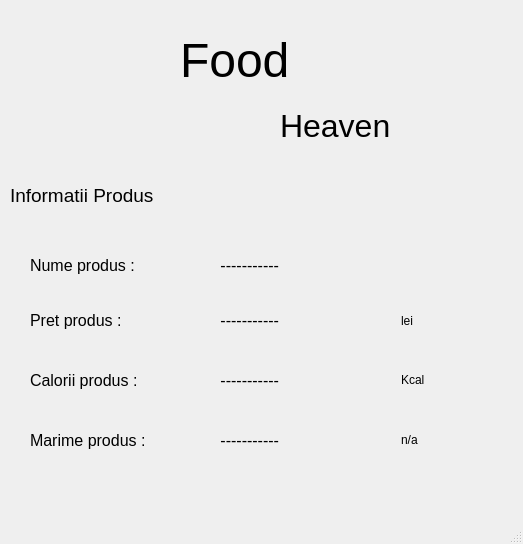
The window that ui/productdetails.ui (decemyn/food-management) describes before a commit, drawn with Qt 5.
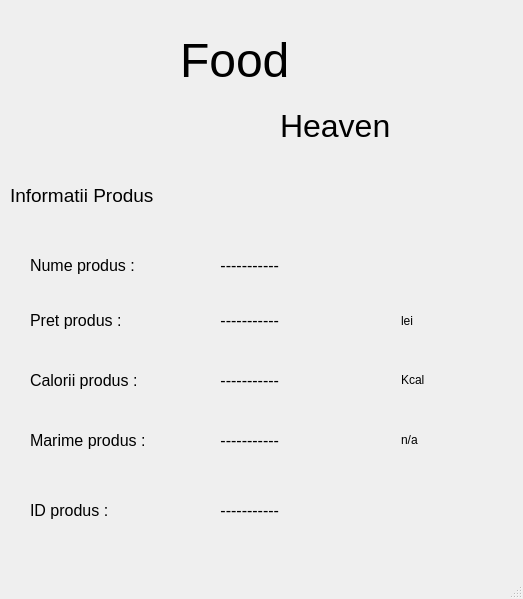
The same window after the commit. Icons and pictures are not drawn.

```diff
--- a/ui/productdetails.ui
+++ b/ui/productdetails.ui
@@ -7,7 +7,7 @@
     <x>0</x>
     <y>0</y>
     <width>523</width>
-    <height>544</height>
+    <height>599</height>
    </rect>
   </property>
   <property name="windowTitle">
@@ -88,7 +88,7 @@
      <string>Informatii Produs</string>
     </property>
    </widget>
-   <widget class="QWidget" name="">
+   <widget class="QWidget" name="layoutWidget">
     <property name="geometry">
      <rect>
       <x>30</x>
@@ -137,7 +137,7 @@
      </item>
     </layout>
    </widget>
-   <widget class="QWidget" name="">
+   <widget class="QWidget" name="layoutWidget">
     <property name="geometry">
      <rect>
       <x>30</x>
@@ -186,7 +186,7 @@
      </item>
     </layout>
    </widget>
-   <widget class="QWidget" name="">
+   <widget class="QWidget" name="layoutWidget">
     <property name="geometry">
      <rect>
       <x>30</x>
@@ -197,7 +197,7 @@
     </property>
     <layout class="QHBoxLayout" name="horizontalLayout_3">
      <item>
-      <widget class="QLabel" name="label_calorii">
+      <widget class="QLabel" name="label_calorii_text">
        <property name="font">
         <font>
          <pointsize>12</pointsize>
@@ -209,7 +209,7 @@
       </widget>
      </item>
      <item>
-      <widget class="QLabel" name="label_10">
+      <widget class="QLabel" name="label_calorii">
        <property name="font">
         <font>
          <pointsize>12</pointsize>
@@ -235,7 +235,7 @@
      </item>
     </layout>
    </widget>
-   <widget class="QWidget" name="">
+   <widget class="QWidget" name="layoutWidget">
     <property name="geometry">
      <rect>
       <x>30</x>
@@ -246,7 +246,7 @@
     </property>
     <layout class="QHBoxLayout" name="horizontalLayout_4">
      <item>
-      <widget class="QLabel" name="label_size">
+      <widget class="QLabel" name="label_size_text">
        <property name="font">
         <font>
          <pointsize>12</pointsize>
@@ -258,7 +258,7 @@
       </widget>
      </item>
      <item>
-      <widget class="QLabel" name="label_size_val">
+      <widget class="QLabel" name="label_size">
        <property name="font">
         <font>
          <pointsize>12</pointsize>
@@ -284,6 +284,55 @@
      </item>
     </layout>
    </widget>
+   <widget class="QWidget" name="layoutWidget_2">
+    <property name="geometry">
+     <rect>
+      <x>30</x>
+      <y>480</y>
+      <width>421</width>
+      <height>61</height>
+     </rect>
+    </property>
+    <layout class="QHBoxLayout" name="horizontalLayout_5">
+     <item>
+      <widget class="QLabel" name="label_ID_text">
+       <property name="font">
+        <font>
+         <pointsize>12</pointsize>
+        </font>
+       </property>
+       <property name="text">
+        <string>ID produs : </string>
+       </property>
+      </widget>
+     </item>
+     <item>
+      <widget class="QLabel" name="label_ID">
+       <property name="font">
+        <font>
+         <pointsize>12</pointsize>
+        </font>
+       </property>
+       <property name="text">
+        <string> -----------</string>
+       </property>
+      </widget>
+     </item>
+     <item>
+      <widget class="QLabel" name="label_ID_type">
+       <property name="maximumSize">
+        <size>
+         <width>50</width>
+         <height>50</height>
+        </size>
+       </property>
+       <property name="text">
+        <string/>
+       </property>
+      </widget>
+     </item>
+    </layout>
+   </widget>
   </widget>
   <widget class="QMenuBar" name="menubar">
    <property name="geometry">
```
Left out of the diff: 2 changed lines with no effect on the pictures.
